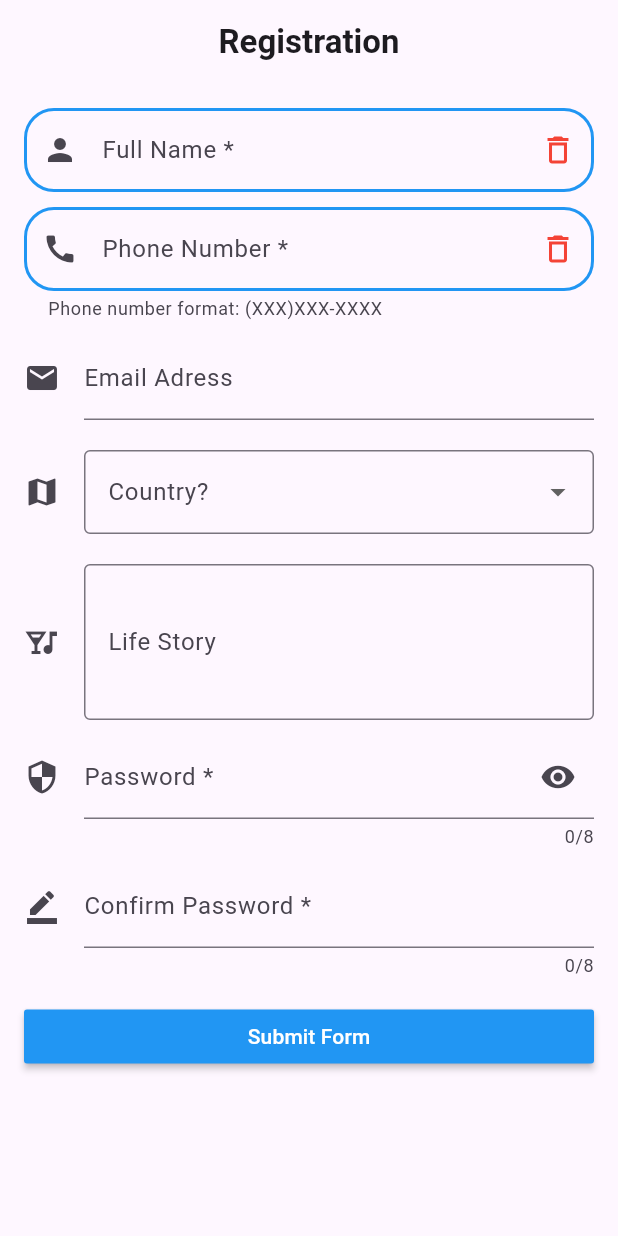
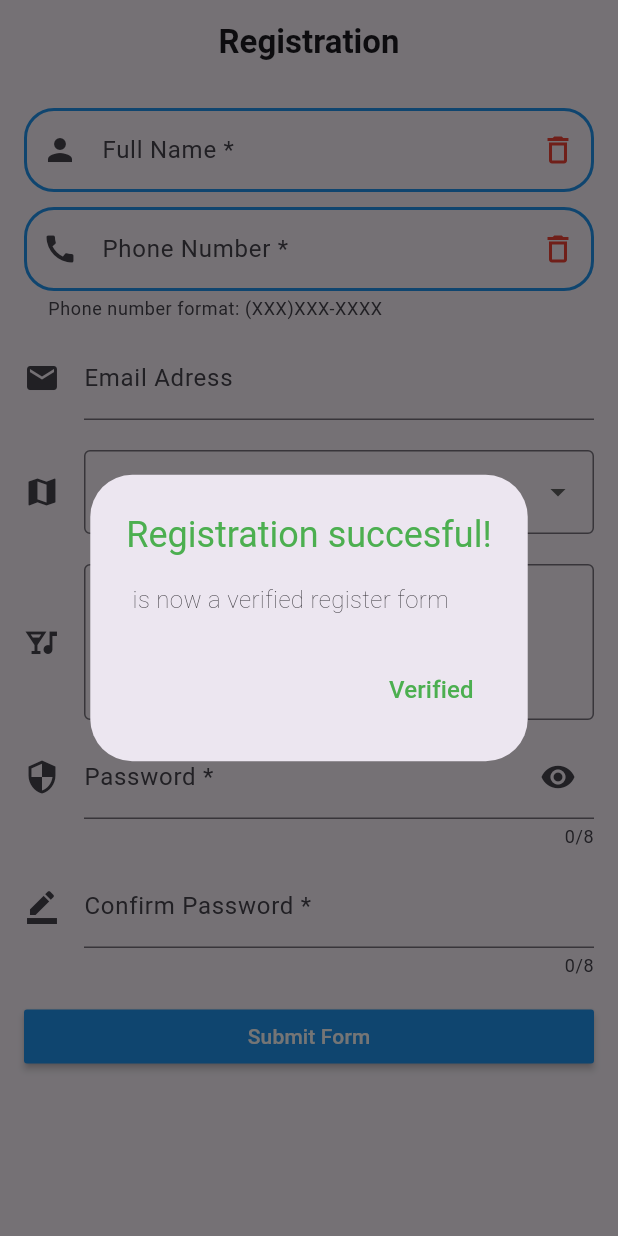
Before and after one commit to kitokot111/leva_suda_zahodi, a Flutter app: the screen it shows after launch, after a tap on "Submit Form", on a phone screen of 412 x 824 dp. Run offline on Flutter 3.47's test engine with Material 3 defaults, Android fonts, the phone set to English and light mode, and no system bars.

```diff
--- a/lib/main.dart
+++ b/lib/main.dart
@@ -1,6 +1,7 @@
 import 'package:flutter/foundation.dart';
 import 'package:flutter/material.dart';
 import 'package:flutter/services.dart';
+import 'package:new_project/user_info_page.dart';
 import 'user.dart';
 
 void main() {
@@ -167,11 +168,12 @@ class _registrationBodyState extends State<_registrationBody> {
                   Icons.map,
                 ),
                 labelText: 'Country?',
-
               ),
               items: _countries.map((country) {
-                return DropdownMenuItem(child: Text(country),
-                  value: country,);
+                return DropdownMenuItem(
+                  child: Text(country),
+                  value: country,
+                );
               }).toList(),
               onChanged: (country) {
                 print(country);
@@ -254,9 +256,11 @@ class _registrationBodyState extends State<_registrationBody> {
         ),
       ),
     );
+
   }
 
   void _submitForm() {
+    _showDialog(name: _nameController.text);
     print('''Name: ${_nameController.text}
 Phone: ${_phoneController.text}
 Email: ${_emailController.text}
@@ -265,4 +269,44 @@ Password: ${_passController.text}
 Confirm password ${_confirmPassController.text}
    ''');
   }
+
+
+  void _showDialog({String? name}) {
+    showDialog(
+        context: context,
+        builder: (context) {
+          return AlertDialog(
+            title: Text(
+              'Registration succesful!',
+              style: TextStyle(
+                color: Colors.green,
+              ),
+            ),
+            content: Text(
+              '$name is now a verified register form',
+              style: TextStyle(
+                fontWeight: FontWeight.w200,
+                fontSize: 16,
+              ),
+            ),
+            actions: [
+              TextButton(
+                  onPressed: () {
+                    Navigator.pop(context);
+                    Navigator.push(context, MaterialPageRoute(
+                      builder: (context) => UserInfoPage(),
+                    ),
+                    );
+                  },
+                  child: Text(
+                    'Verified',
+                    style: TextStyle(
+                      color: Colors.green,
+                      fontSize: 16,
+                    ),
+                  ))
+            ],
+          );
+        });
+  }
 }
```
